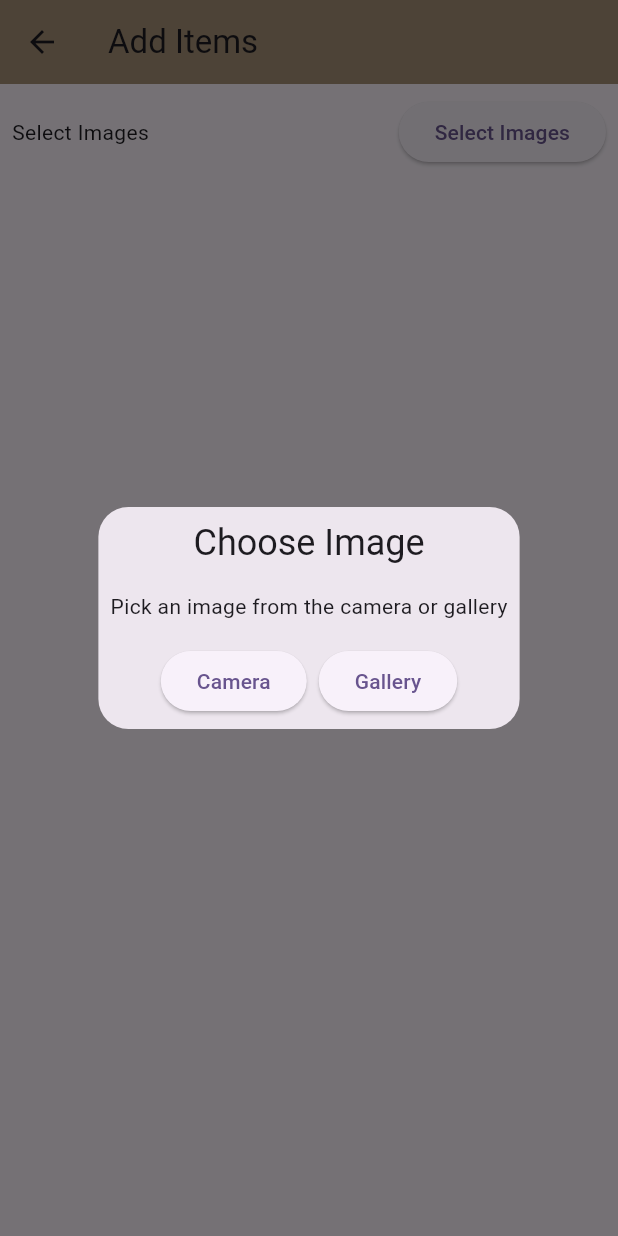
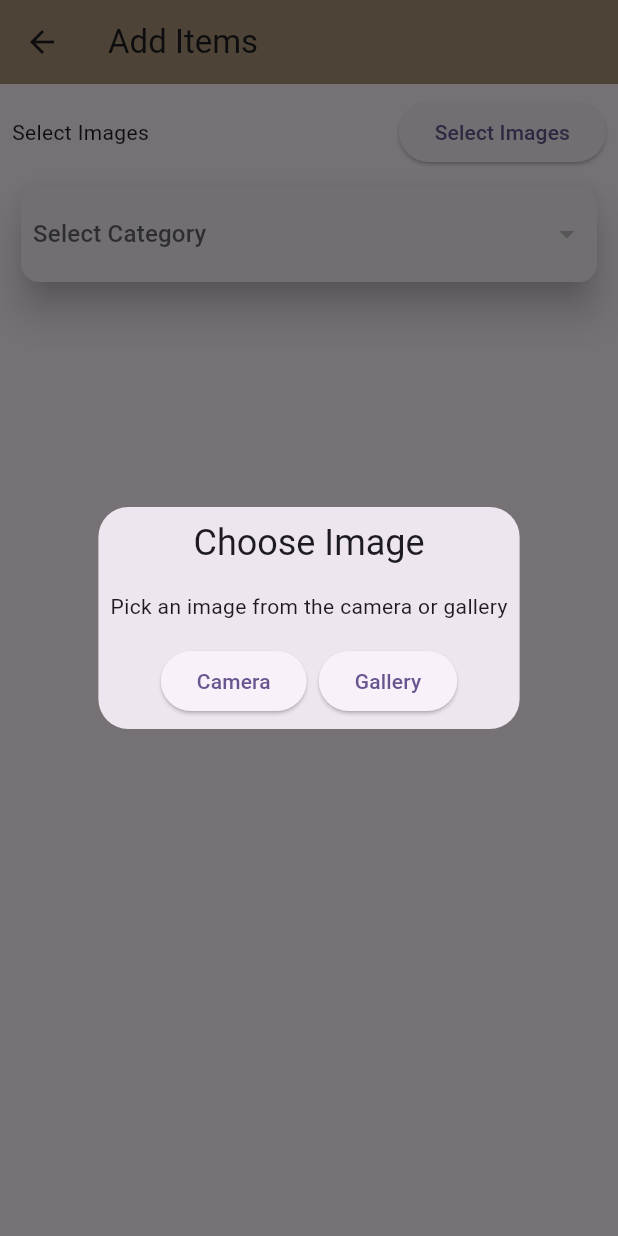
Before and after one commit to NajwaShaharudin/UniLoot, a Flutter app: the AddItemsScreen screen opened directly, after a tap on "Select Images", on a phone screen of 412 x 824 dp. Run offline on Flutter 3.47's test engine with Material 3 defaults, Android fonts, the phone set to English and light mode, and no system bars; our stand-ins replace cached_network_image, carousel_slider, cloud_firestore, device_info_plus, firebase_auth, firebase_core and 10 more; missing offline and left inert: image_card; accounts and stored records are empty.

Commit message:
create category dropdown

```diff
--- /dev/null
+++ b/lib/controllers/category_controller.dart
@@ -0,0 +1,68 @@
+
+
+import 'package:cloud_firestore/cloud_firestore.dart';
+import 'package:get/get.dart';
+
+class CategoryController extends GetxController {
+  RxList<Map<String, dynamic>> categories = <Map<String,dynamic>>[].obs;
+  RxString? selectedCategoryId;
+  RxString? selectedCategoryName;
+
+  @override
+  void onInit(){
+    super.onInit();
+    fetchCategories();
+  }
+
+  Future<void> fetchCategories () async {
+    try{
+      QuerySnapshot<Map<String, dynamic>> querySnapshot = await FirebaseFirestore.instance.collection('categories').get();
+
+      List<Map<String, dynamic>> categoriesList = [];
+      querySnapshot.docs.forEach((DocumentSnapshot<Map<String, dynamic>> document) {
+        categoriesList.add({
+          'categoryId': document.id,
+          'categoryName': document['categoryName'],
+          'categoryImg': document['categoryImg'],
+        });
+      },
+      );
+
+      categories.value = categoriesList;
+      update();
+    }catch(e){
+      print("error : $e");
+    }
+  }
+
+  //set selected category
+  void setSelectedCategory(String? categoryId){
+    selectedCategoryId = categoryId?.obs;
+    print("Select category Id $selectedCategoryId");
+    update();
+  }
+
+  //fetch category name
+  Future<String?> getCategoryName(String? categoryId) async {
+    try{
+      DocumentSnapshot<Map<String, dynamic>> snapshot = await FirebaseFirestore
+          .instance
+          .collection('categories')
+          .doc(categoryId)
+          .get();
+
+        if(snapshot.exists){
+          return snapshot.data()?['categoryName'];
+        }else {
+          return null;
+        }
+    }catch(e){
+      print("Error $e");
+      return null;
+    }
+  }
+  void setCategoryName(String? categoryName){
+    selectedCategoryName = categoryName?.obs;
+    print("selected category name $selectedCategoryName");
+  }
+}
--- a/lib/screens/admin_panel/add_products_screen.dart
+++ b/lib/screens/admin_panel/add_products_screen.dart
@@ -3,13 +3,18 @@ import 'dart:io';
 import 'package:flutter/material.dart';
 import 'package:get/get.dart';
 import 'package:uni_loot/controllers/admin_product_img_controller.dart';
+import 'package:uni_loot/controllers/category_controller.dart';
 import 'package:uni_loot/utils/app_constant.dart';
+import 'package:uni_loot/widgets/admin_category_widget.dart';
 
 class AddItemsScreen extends StatelessWidget {
    AddItemsScreen({super.key});
 
   AddProductImagesController addProductImagesController =
       Get.put(AddProductImagesController());
+
+   CategoryController categoryController =
+     Get.put(CategoryController());
 
   @override
   Widget build(BuildContext context) {
@@ -87,6 +92,9 @@ class AddItemsScreen extends StatelessWidget {
                     : const SizedBox.shrink();
                 },
             ),
+
+            //display category widget
+            AdminCategoryWidget(),
           ],
         ),
       ),
--- /dev/null
+++ b/lib/widgets/admin_category_widget.dart
@@ -0,0 +1,63 @@
+import 'package:flutter/cupertino.dart';
+import 'package:flutter/material.dart';
+import 'package:get/get.dart';
+import 'package:uni_loot/controllers/category_controller.dart';
+
+class AdminCategoryWidget extends StatelessWidget {
+  const AdminCategoryWidget({super.key});
+
+  @override
+  Widget build(BuildContext context) {
+    return GetBuilder<CategoryController>(
+      init: CategoryController(),
+        builder: (categoryController){
+        return Column(
+          children: [
+            Container(
+              margin: const EdgeInsets.symmetric(horizontal: 10.0),
+            child: Card(
+              elevation: 10,
+              child: Padding(
+                padding: const EdgeInsets.all(8.0),
+                child: DropdownButton<String>(
+                  value: categoryController.selectedCategoryId?.value,
+                  items: categoryController.categories.map((category){
+                        return DropdownMenuItem<String>(
+                          value: category['categoryId'].toString(),
+                          child: Row(
+                            mainAxisSize: MainAxisSize.max,
+                            children: [
+                              CircleAvatar(
+                                backgroundImage: NetworkImage(
+                                    category['categoryImg'].toString(),
+                                ),
+                              ),
+                              const SizedBox(width: 20.0),
+                             Expanded(child: Text(
+                                 category['categoryName'],
+                                 overflow: TextOverflow.ellipsis,
+                             ),
+                             ),
+                            ],
+                          ),
+                        );
+                  }).toList(),
+                  onChanged: (String? selectedValue) async {
+                    categoryController
+                        .setSelectedCategory(selectedValue);
+                    String? categoryName = await categoryController.getCategoryName(selectedValue);
+                    categoryController.setCategoryName(categoryName);
+                  },
+                  hint: const Text('Select Category'),
+                  isExpanded: true,
+                  elevation: 10,
+                  underline: const SizedBox.shrink(),
+                ),
+              ),
+            ),
+            ),
+          ],
+        );
+        },);
+  }
+}
```
